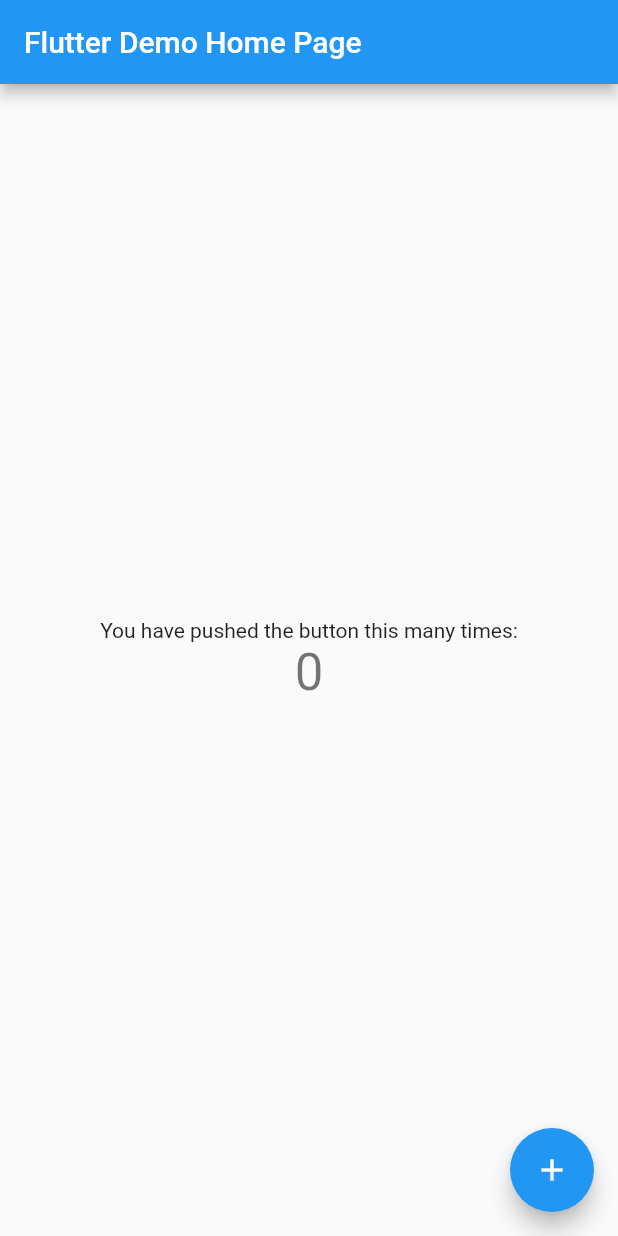
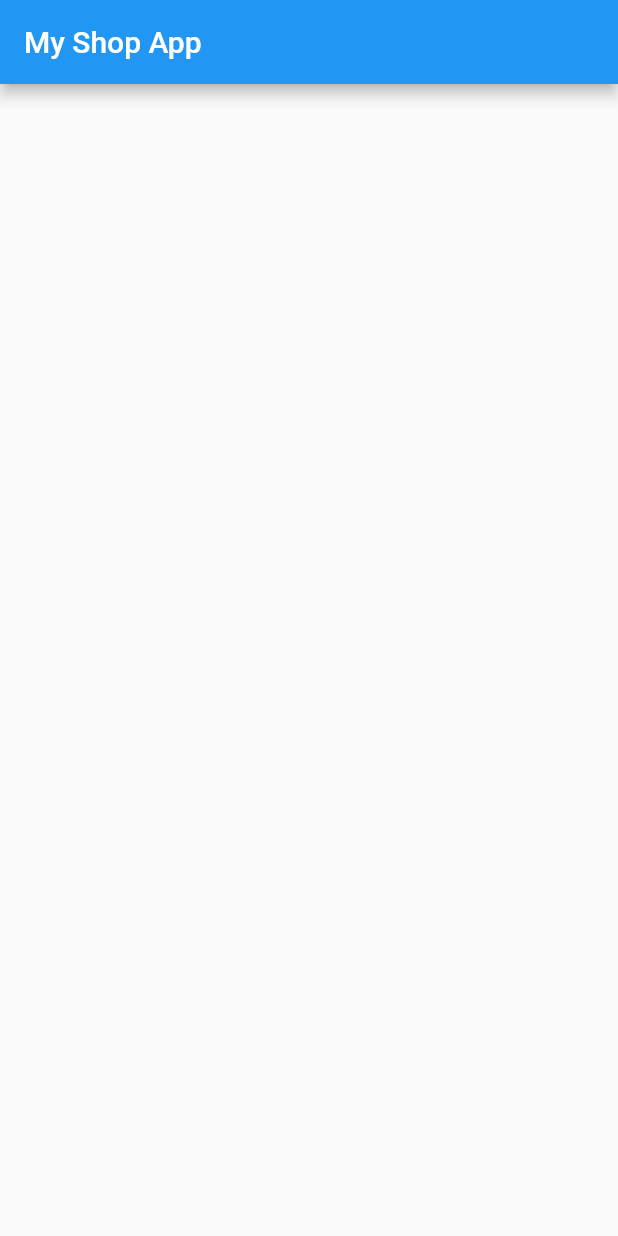
Before and after one commit to SamuelXimenes27/shopApp, a Flutter app: the screen it shows after launch, on a phone screen of 412 x 824 dp. Run offline on Flutter 3.47's test engine with Material 2 defaults, Android fonts, the phone set to English and light mode, and no system bars.

Commit message:
Add a new view and separate my widget app

```diff
--- /dev/null
+++ b/lib/app/app_widget.dart
@@ -0,0 +1,17 @@
+import 'package:flutter/material.dart';
+import 'package:shop_app/app/views/products_overview_page.dart';
+
+class MyApp extends StatelessWidget {
+  const MyApp({super.key});
+
+  @override
+  Widget build(BuildContext context) {
+    return MaterialApp(
+      debugShowCheckedModeBanner: false,
+      theme: ThemeData(
+        primarySwatch: Colors.blue,
+      ),
+      home: const ProductsOverviewPage(),
+    );
+  }
+}
--- /dev/null
+++ b/lib/app/views/products_overview_page.dart
@@ -0,0 +1,14 @@
+import 'package:flutter/material.dart';
+
+class ProductsOverviewPage extends StatelessWidget {
+  const ProductsOverviewPage({super.key});
+
+  @override
+  Widget build(BuildContext context) {
+    return Scaffold(
+      appBar: AppBar(
+        title: const Text('My Shop App'),
+      ),
+    );
+  }
+}
--- a/lib/main.dart
+++ b/lib/main.dart
@@ -1,67 +1,7 @@
 import 'package:flutter/material.dart';
+
+import 'app/app_widget.dart';
 
 void main() {
   runApp(const MyApp());
 }
-
-class MyApp extends StatelessWidget {
-  const MyApp({super.key});
-
-  @override
-  Widget build(BuildContext context) {
-    return MaterialApp(
-      title: 'Flutter Demo',
-      theme: ThemeData(
-        primarySwatch: Colors.blue,
-      ),
-      home: const MyHomePage(title: 'Flutter Demo Home Page'),
-    );
-  }
-}
-
-class MyHomePage extends StatefulWidget {
-  const MyHomePage({super.key, required this.title});
-
-  final String title;
-
-  @override
-  State<MyHomePage> createState() => _MyHomePageState();
-}
-
-class _MyHomePageState extends State<MyHomePage> {
-  int _counter = 0;
-
-  void _incrementCounter() {
-    setState(() {
-      _counter++;
-    });
-  }
-
-  @override
-  Widget build(BuildContext context) {
-    return Scaffold(
-      appBar: AppBar(
-        title: Text(widget.title),
-      ),
-      body: Center(
-        child: Column(
-          mainAxisAlignment: MainAxisAlignment.center,
-          children: <Widget>[
-            const Text(
-              'You have pushed the button this many times:',
-            ),
-            Text(
-              '$_counter',
-              style: Theme.of(context).textTheme.headlineMedium,
-            ),
-          ],
-        ),
-      ),
-      floatingActionButton: FloatingActionButton(
-        onPressed: _incrementCounter,
-        tooltip: 'Increment',
-        child: const Icon(Icons.add),
-      ),
-    );
-  }
-}
```
